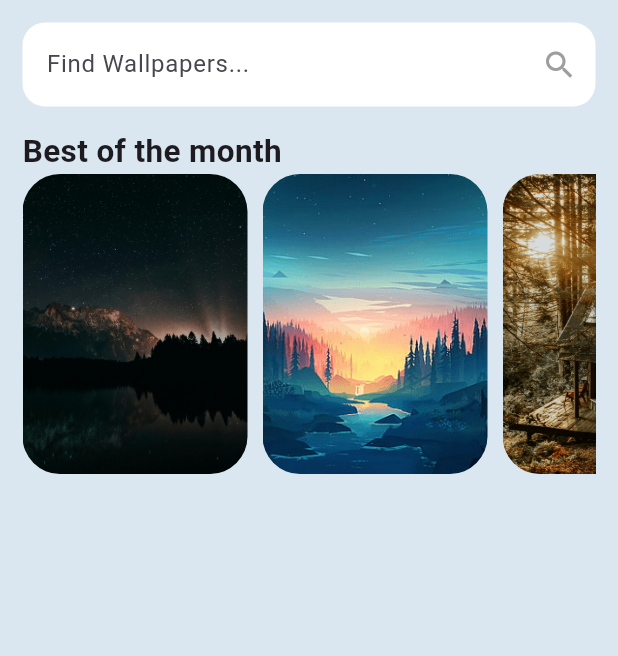
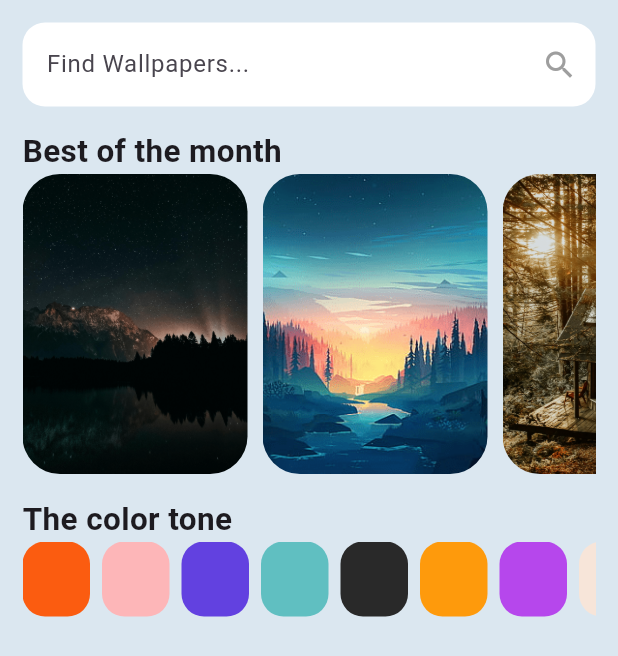
Before and after one commit to sagardhadke/wall_pixel, a Flutter app: the screen it shows after launch, on a phone screen of 412 x 824 dp. Shown: the top 656 px of the screen. Run offline on Flutter 3.47's test engine with Material 3 defaults, Android fonts, the phone set to English and light mode, and no system bars.

Commit message:
Added Colors Tone

```diff
--- a/lib/app_constants.dart
+++ b/lib/app_constants.dart
@@ -1,3 +1,5 @@
+import 'package:flutter/material.dart';
+
 class AppConstants {
   static List<String> wallpapers = [
     'assets/wallpapers/wallpaper1.png',
@@ -9,4 +11,16 @@ class AppConstants {
     'assets/wallpapers/wallpaper7.png',
     'assets/wallpapers/wallpaper8.png',
   ];
+
+  static List<Color> colorsTones = [
+    Color(0XFFFB5C10),
+    Color(0XFFFDB6B8),
+    Color(0XFF6241E0),
+    Color(0XFF60BFC1),
+    Color(0XFF292929),
+    Color(0XFFFE9A0C),
+    Color(0XFFB647EC),
+    Color(0XFFF7E5D9),
+    Color(0XFF055553),
+  ];
 }
--- a/lib/home.dart
+++ b/lib/home.dart
@@ -58,7 +58,34 @@ class MyHome extends StatelessWidget {
                     );
                   },
                 ),
-              )
+              ),
+              SizedBox(
+                height: 15,
+              ),
+              Text(
+                "The color tone",
+                style: TextStyle(fontWeight: FontWeight.bold, fontSize: 21),
+              ),
+              SizedBox(
+                height: 50,
+                child: ListView.builder(
+                  scrollDirection: Axis.horizontal,
+                  itemCount: AppConstants.colorsTones.length,
+                  itemBuilder: (BuildContext context, int index) {
+                    return Padding(
+                      padding: const EdgeInsets.only(right: 8),
+                      child: Container(
+                        height: 45,
+                        width: 45,
+                        decoration: BoxDecoration(
+                          borderRadius: BorderRadius.circular(15),
+                          color: AppConstants.colorsTones[index],
+                        ),
+                      ),
+                    );
+                  },
+                ),
+              ),
             ],
           ),
         ),
```
